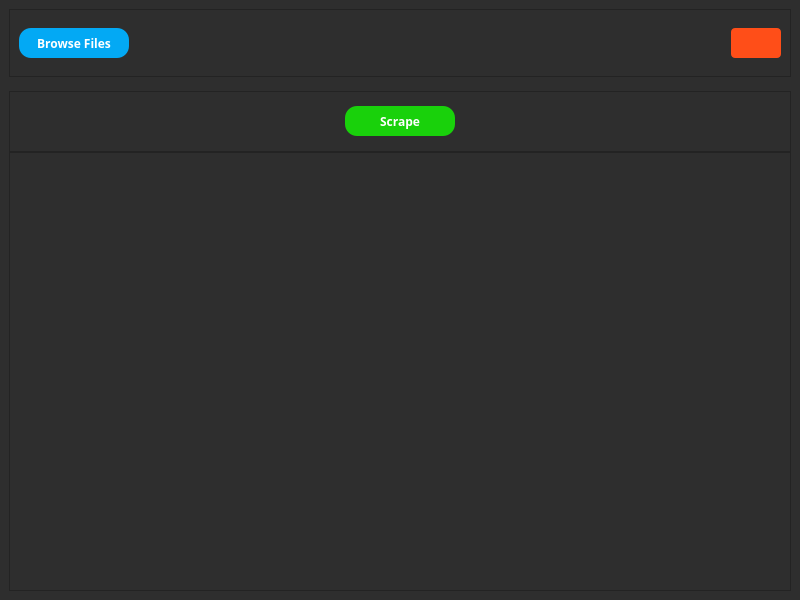
Before: the Qt Designer form untitled.ui in medhatjachour/c4, drawn with Qt 5.
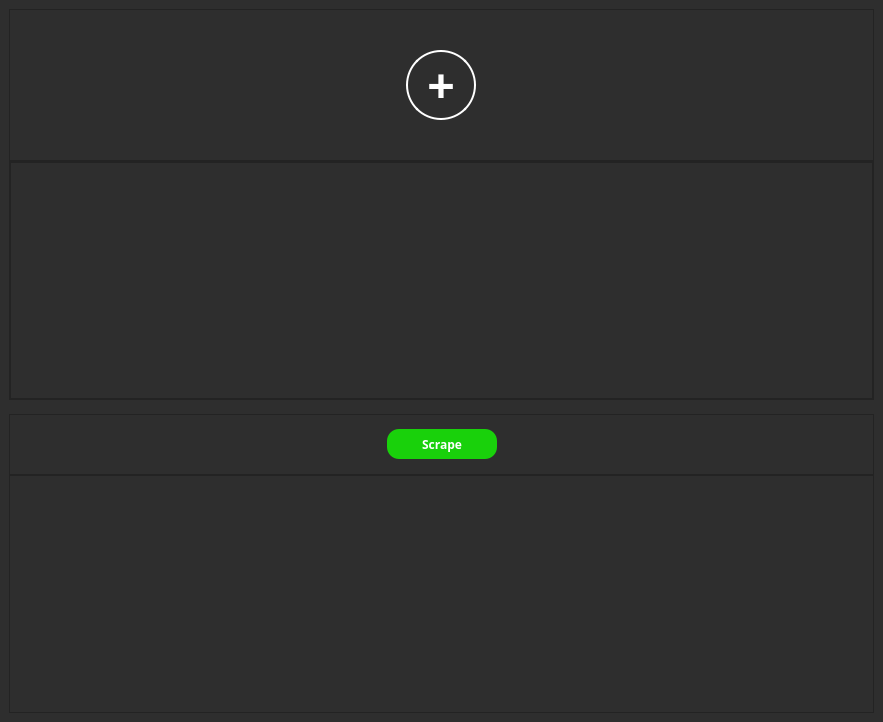
After: the same form once the commit is applied. Icons and pictures are not drawn.

Diff of the .ui file:
```diff
--- a/untitled.ui
+++ b/untitled.ui
@@ -6,8 +6,8 @@
    <rect>
     <x>0</x>
     <y>0</y>
-    <width>800</width>
-    <height>600</height>
+    <width>883</width>
+    <height>722</height>
    </rect>
   </property>
   <property name="windowTitle">
@@ -28,7 +28,7 @@
       <property name="minimumSize">
        <size>
         <width>500</width>
-        <height>68</height>
+        <height>152</height>
        </size>
       </property>
       <property name="frameShape">
@@ -39,26 +39,32 @@
       </property>
       <layout class="QHBoxLayout" name="horizontalLayout">
        <property name="spacing">
-        <number>19</number>
+        <number>0</number>
+       </property>
+       <property name="topMargin">
+        <number>40</number>
+       </property>
+       <property name="bottomMargin">
+        <number>40</number>
        </property>
        <item>
         <widget class="QPushButton" name="browse_file">
          <property name="minimumSize">
           <size>
-           <width>110</width>
-           <height>30</height>
+           <width>70</width>
+           <height>70</height>
           </size>
          </property>
          <property name="maximumSize">
           <size>
-           <width>110</width>
-           <height>30</height>
+           <width>70</width>
+           <height>70</height>
           </size>
          </property>
          <property name="font">
           <font>
-           <family>Proxima Nova</family>
-           <pointsize>-1</pointsize>
+           <family>Arial</family>
+           <pointsize>35</pointsize>
            <bold>true</bold>
           </font>
          </property>
@@ -67,88 +73,145 @@
          </property>
          <property name="styleSheet">
           <string notr="true">
-font-family: Proxima Nova;
-font-size: 12px;
-font-weight: 600;
-line-height: 16px;
 text-align: center;
-background: rgba(3, 169, 244, 1);
+border:2px solid #fff ;
 color : white;
-border-radius: 12px;
+border-radius: 35px;
 
 </string>
          </property>
          <property name="text">
-          <string>Browse Files</string>
+          <string>+</string>
          </property>
         </widget>
        </item>
+      </layout>
+     </widget>
+    </item>
+    <item>
+     <widget class="QFrame" name="frame_3">
+      <property name="minimumSize">
+       <size>
+        <width>0</width>
+        <height>0</height>
+       </size>
+      </property>
+      <property name="maximumSize">
+       <size>
+        <width>16777215</width>
+        <height>16777215</height>
+       </size>
+      </property>
+      <property name="frameShape">
+       <enum>QFrame::StyledPanel</enum>
+      </property>
+      <property name="frameShadow">
+       <enum>QFrame::Raised</enum>
+      </property>
+      <layout class="QVBoxLayout" name="verticalLayout_2">
+       <property name="leftMargin">
+        <number>0</number>
+       </property>
+       <property name="topMargin">
+        <number>0</number>
+       </property>
+       <property name="rightMargin">
+        <number>0</number>
+       </property>
+       <property name="bottomMargin">
+        <number>0</number>
+       </property>
        <item>
-        <widget class="QLabel" name="label_file">
-         <property name="font">
-          <font>
-           <family>Proxima Nova</family>
-           <pointsize>-1</pointsize>
-           <bold>true</bold>
-          </font>
-         </property>
+        <widget class="QScrollArea" name="scrollArea_3">
          <property name="styleSheet">
-          <string notr="true">font-family: Proxima Nova;
-font-size: 10px;
-font-weight: 600;
-line-height: 16px;</string>
-         </property>
-         <property name="text">
-          <string/>
-         </property>
-         <property name="alignment">
-          <set>Qt::AlignLeading|Qt::AlignLeft|Qt::AlignVCenter</set>
-         </property>
-        </widget>
-       </item>
-       <item>
-        <widget class="QPushButton" name="delete_2">
-         <property name="minimumSize">
-          <size>
-           <width>50</width>
-           <height>30</height>
-          </size>
-         </property>
-         <property name="maximumSize">
-          <size>
-           <width>50</width>
-           <height>16777215</height>
-          </size>
-         </property>
-         <property name="cursor">
-          <cursorShape>PointingHandCursor</cursorShape>
-         </property>
-         <property name="styleSheet">
-          <string notr="true">
-font-family: Proxima Nova;
-font-size: 16px;
-font-weight: 700;
-line-height: 16px;
-text-align: center;
-background: rgb(255, 78, 24);
-color : white;
-border-radius: 4px;
+          <string notr="true">QScrollBar:vertical{
+	border: none;
+	background-color: rgb(181, 196, 232);
+	width: 14px;	
+	margin: 15px 0px 15px 0px;
+	border-radius:0px;
+}
+QScrollBar::handle:vertical{
+	background-color: rgb(145, 145, 145);
+	min-height:30px;
+	border-radius:7px;
+}
+QScrollBar::handle:vertical:hover{
+	background-color: rgb(99, 99, 99);
+}
+QScrollBar::handle:vertical:pressed{
+	background-color: rgb(0, 0, 0);
+}
+QScrollBar::sub-line:vertical{
+	border:none;
+	background-color: rgb(194, 194, 194);
+	height:14px;
+	border-top-left-radius: 6px;
+	border-top-right-radius: 6px;
+	subcontrol-position:top;
+	subcontrol-origin:margin;
+}
+QScrollBar::sub-line:vertical:hover{
+background-color: rgb(134, 134, 134);
+}
+QScrollBar::sub-line:vertical:pressed{
+	background-color: rgb(1, 13, 89);
+}
+QScrollBar::add-line:vertical{
 
+	border:none;
+	background-color: rgb(194, 194, 194);
+	height:14px;
+	border-bottom-left-radius: 6px;
+	border-bottom-right-radius: 6px;
+	subcontrol-position:bottom;
+	subcontrol-origin:margin;
+}
+
+QScrollBar::add-line:vertical:hover{
+background-color: rgb(134, 134, 134);
+}
+QScrollBar::add-line:vertical:pressed{
+	background-color: rgb(1, 13, 89);
+}
+QScrollBar::up-arrow::vertical, QScrollBar::down-arrow:vertical{
+	border:none
+}
+QScrollBar::add-page::vertical, QScrollBar::sub-page:vertical{
+	border:none
+}
 </string>
          </property>
-         <property name="text">
-          <string/>
+         <property name="widgetResizable">
+          <bool>true</bool>
          </property>
-         <property name="icon">
-          <iconset>
-           <normaloff>imgs/delete.svg</normaloff>imgs/delete.svg</iconset>
-         </property>
-         <property name="iconSize">
-          <size>
-           <width>37</width>
-           <height>27</height>
-          </size>
-         </property>
+         <widget class="QWidget" name="scrollAreaWidgetContents_3">
+          <property name="geometry">
+           <rect>
+            <x>0</x>
+            <y>0</y>
+            <width>861</width>
+            <height>234</height>
+           </rect>
+          </property>
+          <layout class="QVBoxLayout" name="verticalLayout_14">
+           <property name="spacing">
+            <number>0</number>
+           </property>
+           <property name="leftMargin">
+            <number>5</number>
+           </property>
+           <property name="topMargin">
+            <number>0</number>
+           </property>
+           <property name="rightMargin">
+            <number>0</number>
+           </property>
+           <property name="bottomMargin">
+            <number>0</number>
+           </property>
+          </layout>
+         </widget>
         </widget>
        </item>
       </layout>
@@ -315,8 +378,8 @@
         <rect>
          <x>0</x>
          <y>0</y>
-         <width>780</width>
-         <height>435</height>
+         <width>863</width>
+         <height>235</height>
         </rect>
        </property>
        <layout class="QVBoxLayout" name="verticalLayout_13">
```
